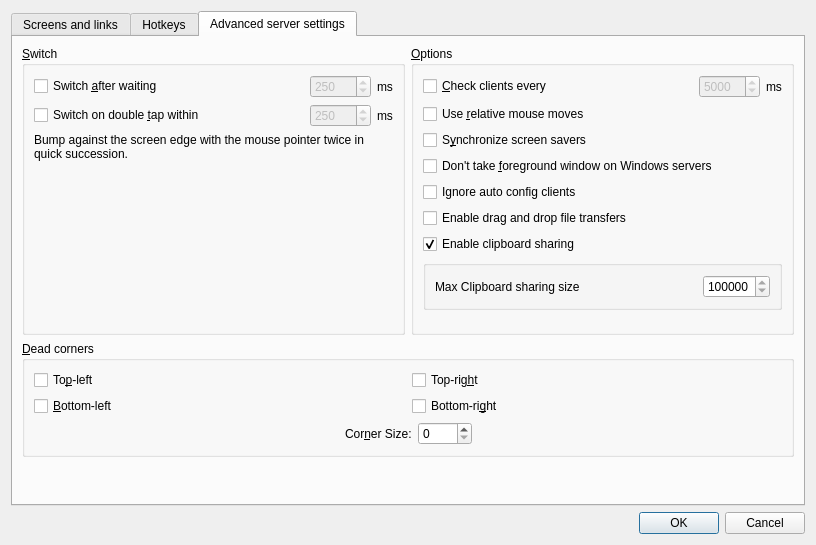
The window that src/gui/src/ServerConfigDialog.ui (Waltarb/inputgate) describes before a commit, drawn with Qt 5.
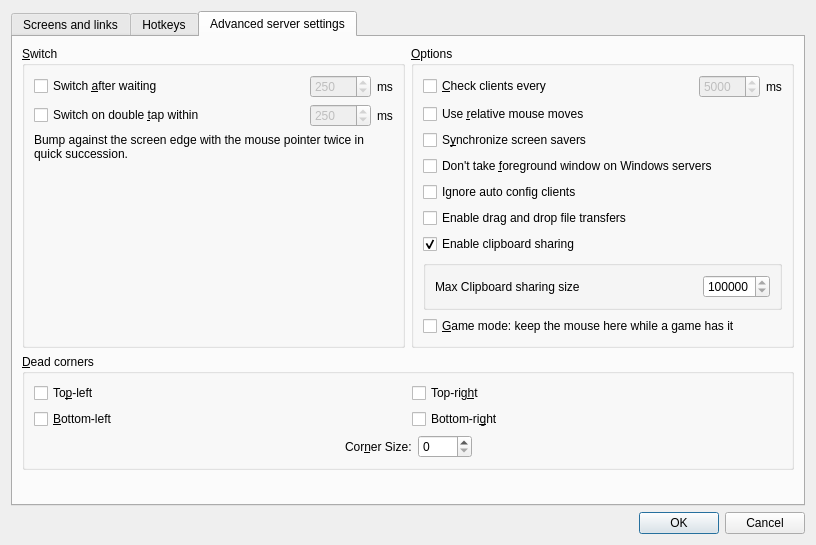
The same window after the commit. The open tabs and pages were chosen to show the change. Icons and pictures are not drawn. Custom widgets are drawn as their Qt base class.

Commit message: Game mode: keep the mouse on the Windows server while a game has it

```diff
--- a/src/gui/src/ServerConfigDialog.ui
+++ b/src/gui/src/ServerConfigDialog.ui
@@ -466,6 +466,16 @@
             </layout>
            </widget>
           </item>
+          <item row="8" column="0">
+           <widget class="QCheckBox" name="m_pCheckBoxGameMode">
+            <property name="toolTip">
+             <string>While a game has captured the mouse (fullscreen, or the cursor is locked to its window), the mouse stays on this computer.</string>
+            </property>
+            <property name="text">
+             <string>&amp;Game mode: keep the mouse here while a game has it</string>
+            </property>
+           </widget>
+          </item>
           <item row="3" column="0">
            <widget class="QCheckBox" name="m_pCheckBoxWin32KeepForeground">
             <property name="enabled">
```
The commit also changes 12 other files.
